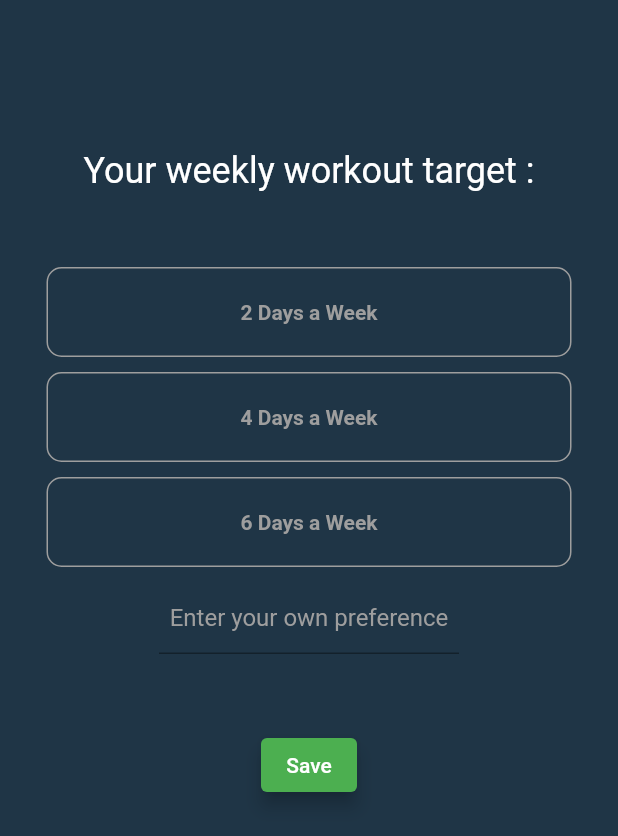
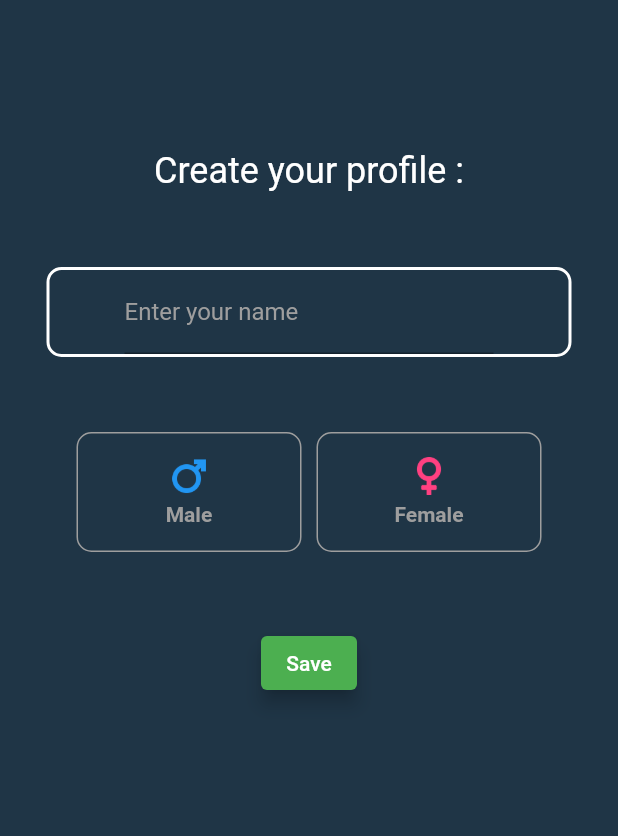
Before and after one commit to MrHKMY/Healthful-GymAndFitnessLog, a Flutter app: the screen it shows after launch, on a phone screen of 412 x 824 dp. Shown: the top 836 px of the screen. Run offline on Flutter 3.47's test engine with Material 2 defaults, Android fonts, the phone set to English and light mode, and no system bars; our stand-ins replace after_layout, persistent_bottom_nav_bar, shared_preferences, sqflite, syncfusion_flutter_gauges, table_calendar; missing offline and left inert: cupertino_radio_choice, fab_circular_menu, rotated_corner_decoration; accounts and stored records are empty.

Commit message:
Updated Name StartUp Screen

```diff
--- a/lib/main.dart
+++ b/lib/main.dart
@@ -4,6 +4,7 @@ import 'package:calendar/screens/calendar.dart';
 import 'package:calendar/screens/history.dart';
 import 'package:calendar/screens/progress.dart';
 import 'package:calendar/screens/startup/freq_workout.dart';
+import 'package:calendar/screens/startup/name_startup.dart';
 import 'package:calendar/screens/startup_screen.dart';
 import 'package:calendar/widgets.dart';
 import 'package:flutter/cupertino.dart';
@@ -46,7 +47,7 @@ class _SplashState extends State<Splash> with AfterLayoutMixin<Splash> {
     bool _seen = (prefs.getBool('seen') ?? false);
 
     Navigator.of(context).pushReplacement(
-        new MaterialPageRoute(builder: (context) => new FreqWorkout()));
+        new MaterialPageRoute(builder: (context) => new NameAsk()));
 
     // if (_seen) {
     //   Navigator.of(context).pushReplacement(
--- a/lib/route_animation.dart
+++ b/lib/route_animation.dart
@@ -18,7 +18,7 @@ class SlideRightRoute extends PageRouteBuilder {
         ) =>
         SlideTransition(
           position: Tween<Offset>(
-            begin: const Offset(-1, 0),
+            begin: const Offset(1, 0),
             end: Offset.zero,
           ).animate(animation),
           child: child,
--- a/lib/screens/startup/freq_supplement.dart
+++ b/lib/screens/startup/freq_supplement.dart
@@ -83,7 +83,7 @@ class _FreqSupplementState extends State<FreqSupplement> {
                           textAlign: TextAlign.center,
                           style: TextStyle(
                             color: Colors.white,
-                            fontSize: 18.0,
+                            fontSize: 24.0,
                             fontWeight: FontWeight.w500,
                           ),
                         ),
--- a/lib/screens/startup/freq_water.dart
+++ b/lib/screens/startup/freq_water.dart
@@ -13,8 +13,9 @@ class FreqWater extends StatefulWidget {
 
 class _FreqWaterState extends State<FreqWater> {
   TextEditingController numberController;
-  String theInput;
+  String theInput = "null";
   String selected = "null";
+  int number = 0;
 
   @override
   void initState() {
@@ -189,18 +190,21 @@ class _FreqWaterState extends State<FreqWater> {
                             elevation: 5),
                         onPressed: () async {
                           theInput = numberController.text.toString();
+                          if(theInput != "null") {
+                            number = int.parse(theInput);
+                          }
 
                           if (numberController.text.isNotEmpty) {
                             selected = numberController.text;
                           }
 
-                          if(selected != "null"){
+                          if(selected != "null" && number > 0){
                             print("Done selected : $selected");
                             SharedPreferences prefs =
                             await SharedPreferences.getInstance();
                             prefs.setString("prefWater", selected);
                             Navigator.of(context).push(
-                                new ScaleRoute(page: new SuppAsk()));
+                                new SlideRightRoute(page: new SuppAsk()));
                           }
                         }),
                   )
--- a/lib/screens/startup/freq_workout.dart
+++ b/lib/screens/startup/freq_workout.dart
@@ -199,7 +199,7 @@ class _FreqWorkoutState extends State<FreqWorkout> {
                                 await SharedPreferences.getInstance();
                             prefs.setString("prefWork", selected);
                             Navigator.of(context).push(
-                                new ScaleRoute(page: new FreqWater()));
+                                new SlideRightRoute(page: new FreqWater()));
                           }
                         }),
                   )
--- /dev/null
+++ b/lib/screens/startup/name_startup.dart
@@ -0,0 +1,223 @@
+import 'package:calendar/database_helper.dart';
+import 'package:calendar/model/userInfo.dart';
+import 'package:calendar/screens/startup/freq_supplement.dart';
+import 'package:calendar/screens/startup/freq_workout.dart';
+import 'package:flutter/material.dart';
+import 'package:flutter/services.dart';
+import 'package:shared_preferences/shared_preferences.dart';
+
+import 'package:calendar/main.dart';
+import 'package:calendar/route_animation.dart';
+
+import 'package:calendar/screens/startup/freq_water.dart';
+
+class NameAsk extends StatefulWidget {
+  @override
+  _NameAskState createState() => _NameAskState();
+}
+
+class _NameAskState extends State<NameAsk> {
+  TextEditingController nameController;
+  String theInput;
+  String _selectedGender = "null";
+  DatabaseHelper _dbHelper = DatabaseHelper();
+
+  @override
+  void initState() {
+    nameController = TextEditingController();
+    super.initState();
+  }
+
+  @override
+  void dispose() {
+    nameController.dispose();
+    super.dispose();
+  }
+
+  @override
+  Widget build(BuildContext context) {
+    return AnnotatedRegion<SystemUiOverlayStyle>(
+        value: SystemUiOverlayStyle.light,
+        child: Scaffold(
+          backgroundColor: Color(0xFF1F3546),
+          body: SafeArea(
+            child: SingleChildScrollView(
+              child: Column(
+                children: [
+                  SizedBox(height: 100),
+                  Center(
+                    child: Text(
+                      "Create your profile :",
+                      textAlign: TextAlign.center,
+                      style: TextStyle(
+                        color: Colors.white,
+                        fontSize: 24,
+                      ),
+                    ),
+                  ),
+                  SizedBox(
+                    height: 50,
+                  ),
+                  Container(
+                    padding: EdgeInsets.symmetric(horizontal: 50),
+                    width: 350,
+                    height: 60,
+                    margin: EdgeInsets.symmetric(
+                      horizontal: 0,
+                    ),
+                    decoration: BoxDecoration(
+                      color: Color(0xFF1F3546),
+                      borderRadius: BorderRadius.circular(10),
+                      border: Border.all(
+                          color: Colors.white,
+                      width: 2),
+                    ),
+                    child: TextField(
+                      //textAlign: TextAlign.center,
+                      controller: nameController,
+                      keyboardType: TextInputType.name,
+                      decoration: InputDecoration(
+                        labelText: "Enter your name",
+                        labelStyle: TextStyle(color: Colors.grey),
+                      ),
+                      inputFormatters: [
+                        FilteringTextInputFormatter.singleLineFormatter
+                      ],
+                      style: TextStyle(color: Colors.white),
+                    ),
+                  ),
+                  SizedBox(
+                    height: 50,
+                  ),
+                  Row(
+                    mainAxisAlignment: MainAxisAlignment.center,
+                    children: [
+                      GestureDetector(
+                        onTap: () {
+                          setState(() {
+                            _selectedGender = 'Male';
+                          });
+                        },
+                        child: Container(
+                          padding: EdgeInsets.all(10),
+                          width: 150,
+                          height: 80,
+                          decoration: BoxDecoration(
+                            color: Color(0xFF1F3546),
+                            borderRadius: BorderRadius.circular(10),
+                            border: Border.all(
+                                width: _selectedGender == 'Male' ? 3 : 1,
+                                color: _selectedGender == 'Male'
+                                    ? Colors.blue
+                                    : Colors.grey),
+                          ),
+                          child: Column(
+                            mainAxisAlignment: MainAxisAlignment.center,
+                            children: [
+                              Image.asset(
+                                "assets/images/male_icon.png",
+                                color: Colors.blue,
+                                scale: 20,
+                              ),
+                              SizedBox(
+                                height: 5,
+                              ),
+                              Center(
+                                child: Text(
+                                  "Male",
+                                  textAlign: TextAlign.center,
+                                  style: TextStyle(
+                                      fontWeight: FontWeight.bold,
+                                      color: _selectedGender == 'Male'
+                                          ? Colors.blue
+                                          : Colors.grey),
+                                ),
+                              ),
+                            ],
+                          ),
+                        ),
+                      ),
+                      SizedBox(
+                        width: 10,
+                      ),
+                      GestureDetector(
+                        onTap: () {
+                          setState(() {
+                            _selectedGender = 'Female';
+                          });
+                        },
+                        child: Container(
+                          //padding: EdgeInsets.all(10),
+                          width: 150,
+                          height: 80,
+                          decoration: BoxDecoration(
+                            color: Color(0xFF1F3546),
+                            borderRadius: BorderRadius.circular(10),
+                            border: Border.all(
+                                width: _selectedGender == 'Female' ? 3 : 1,
+                                color: _selectedGender == 'Female'
+                                    ? Colors.pinkAccent
+                                    : Colors.grey),
+                          ),
+                          child: Column(
+                            mainAxisAlignment: MainAxisAlignment.center,
+                            children: [
+                              Image.asset(
+                                "assets/images/female_icon.png",
+                                color: Colors.pinkAccent,
+                                scale: 20,
+                              ),
+                              SizedBox(
+                                height: 5,
+                              ),
+                              Center(
+                                child: Text(
+                                  "Female",
+                                  textAlign: TextAlign.center,
+                                  style: TextStyle(
+                                      fontWeight: FontWeight.bold,
+                                      color: _selectedGender == 'Female'
+                                          ? Colors.pinkAccent
+                                          : Colors.grey),
+                                ),
+                              ),
+                            ],
+                          ),
+                        ),
+                      ),
+                    ],
+                  ),
+                  SizedBox(
+                    height: 50,
+                  ),
+                  Container(
+                    child: TextButton(
+                        child: Text("Save"),
+                        style: TextButton.styleFrom(
+                            primary: Colors.white,
+                            backgroundColor: Colors.green,
+                            shadowColor: Colors.black,
+                            elevation: 5),
+                        onPressed: () async {
+                          theInput = nameController.text.trim();
+                          if (_selectedGender != "null" && theInput.isNotEmpty) {
+
+                            UserInfo _newInfo = UserInfo(
+                                name: theInput,
+                                gender: _selectedGender,
+                            );
+                            await _dbHelper.insertInfo(_newInfo);
+                            print(nameController.text);
+                            print(_selectedGender);
+                            Navigator.of(context).push(
+                                new SlideRightRoute(page: new FreqWorkout()));
+                          }
+                        }),
+                  )
+                ],
+              ),
+            ),
+          ),
+        ));
+  }
+}
--- a/lib/screens/startup/supplement_ask.dart
+++ b/lib/screens/startup/supplement_ask.dart
@@ -12,13 +12,11 @@ class SuppAsk extends StatefulWidget {
 }
 
 class _SuppAskState extends State<SuppAsk> {
-  TextEditingController numberController;
   String theInput;
   String selected = "null";
 
   @override
   void initState() {
-    numberController = TextEditingController();
     super.initState();
   }
 
@@ -50,7 +48,6 @@ class _SuppAskState extends State<SuppAsk> {
                     onTap: () {
                       setState(() {
                         selected = 'Yes';
-                        numberController.clear();
                       });
                     },
                     child: Container(
@@ -82,7 +79,6 @@ class _SuppAskState extends State<SuppAsk> {
                     onTap: () {
                       setState(() {
                         selected = 'No';
-                        numberController.clear();
                       });
                     },
                     child: Container(
@@ -126,8 +122,11 @@ class _SuppAskState extends State<SuppAsk> {
                             print("Done selected : $selected");
                             if( selected == "Yes") {
                               Navigator.of(context).push(
-                                  new ScaleRoute(page: new FreqSupplement()));
+                                  new SlideRightRoute(page: new FreqSupplement()));
                             } else {
+                              SharedPreferences prefs =
+                              await SharedPreferences.getInstance();
+                              prefs.setString("prefSupp", "0");
                               Navigator.of(context).pushNamedAndRemoveUntil("/home", (Route<dynamic> route) => false);
                             }
                           }
```
Also changed, not shown: assets/images/female_icon.png (added), assets/images/male_icon.png (added).
